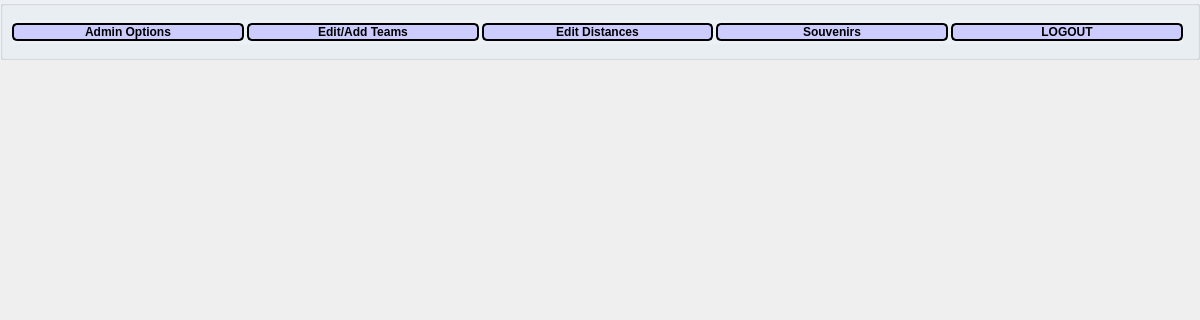
The window that CS1D-Basketball-master/Basketball/admin.ui (moetaei/CS1D-Basketball) describes before a commit, drawn with Qt 5; both pictures show x 0 to 1200 and y 0 to 320 of the 1200 by 700 pixel window.
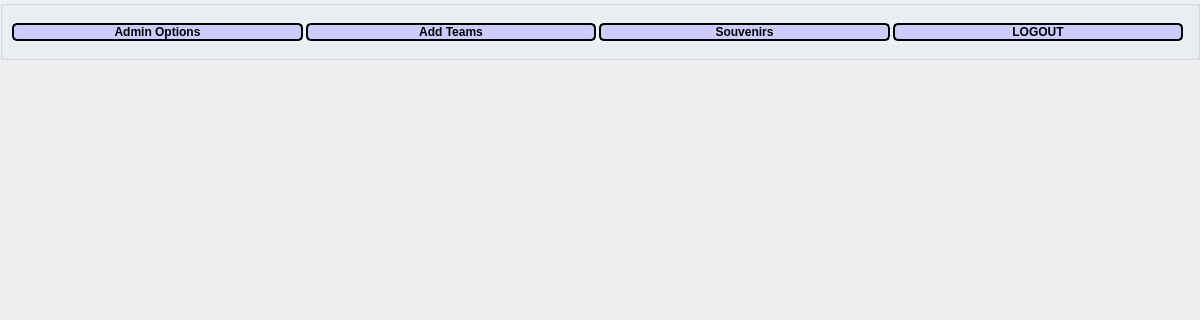
The same window after the commit.

```diff
--- a/CS1D-Basketball-master/Basketball/admin.ui
+++ b/CS1D-Basketball-master/Basketball/admin.ui
@@ -38,7 +38,7 @@
       <height>24</height>
      </rect>
     </property>
-    <layout class="QHBoxLayout" name="horizontalLayout" stretch="0,0,0,0,0">
+    <layout class="QHBoxLayout" name="horizontalLayout" stretch="0,0,0,0">
      <property name="spacing">
       <number>3</number>
      </property>
@@ -92,34 +92,7 @@
 border-radius: 5px;</string>
        </property>
        <property name="text">
-        <string>Edit/Add Teams</string>
-       </property>
-      </widget>
-     </item>
-     <item>
-      <widget class="QPushButton" name="distanceButton">
-       <property name="maximumSize">
-        <size>
-         <width>16777215</width>
-         <height>16777215</height>
-        </size>
-       </property>
-       <property name="font">
-        <font>
-         <pointsize>9</pointsize>
-         <weight>75</weight>
-         <bold>true</bold>
-        </font>
-       </property>
-       <property name="styleSheet">
-        <string notr="true">background-color:#ccccff;
-border-style: solid;
-border-color: black;
-border-width: 2px;
-border-radius: 5px;</string>
-       </property>
-       <property name="text">
-        <string>Edit Distances</string>
+        <string>Add Teams</string>
        </property>
       </widget>
      </item>
```
